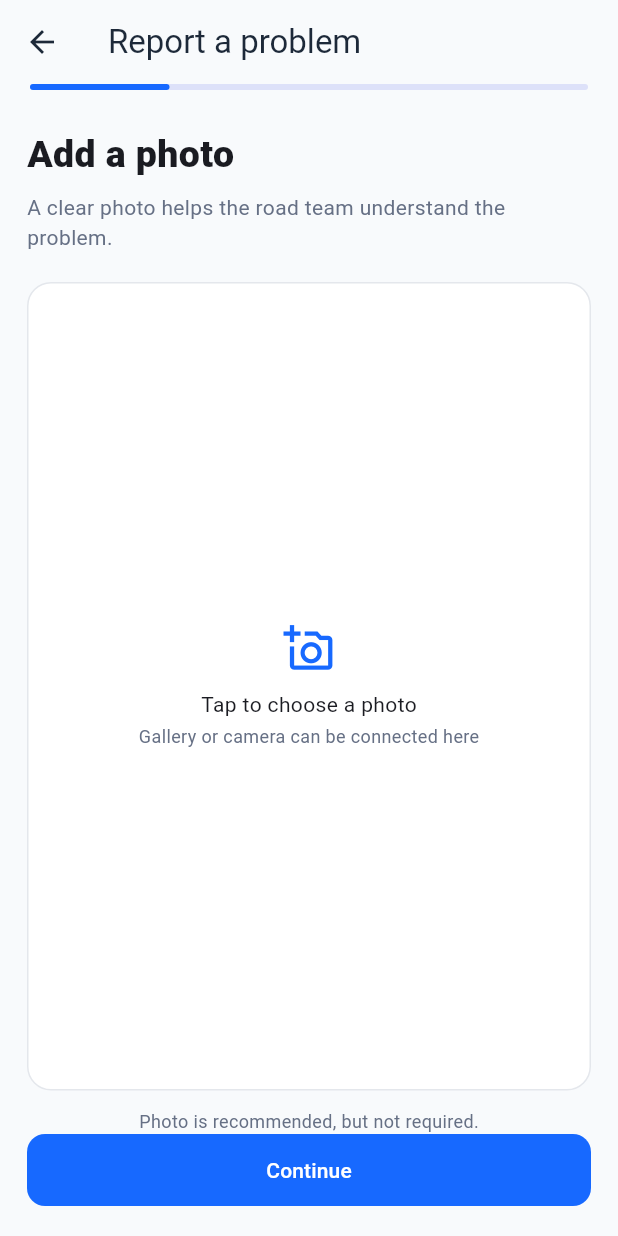
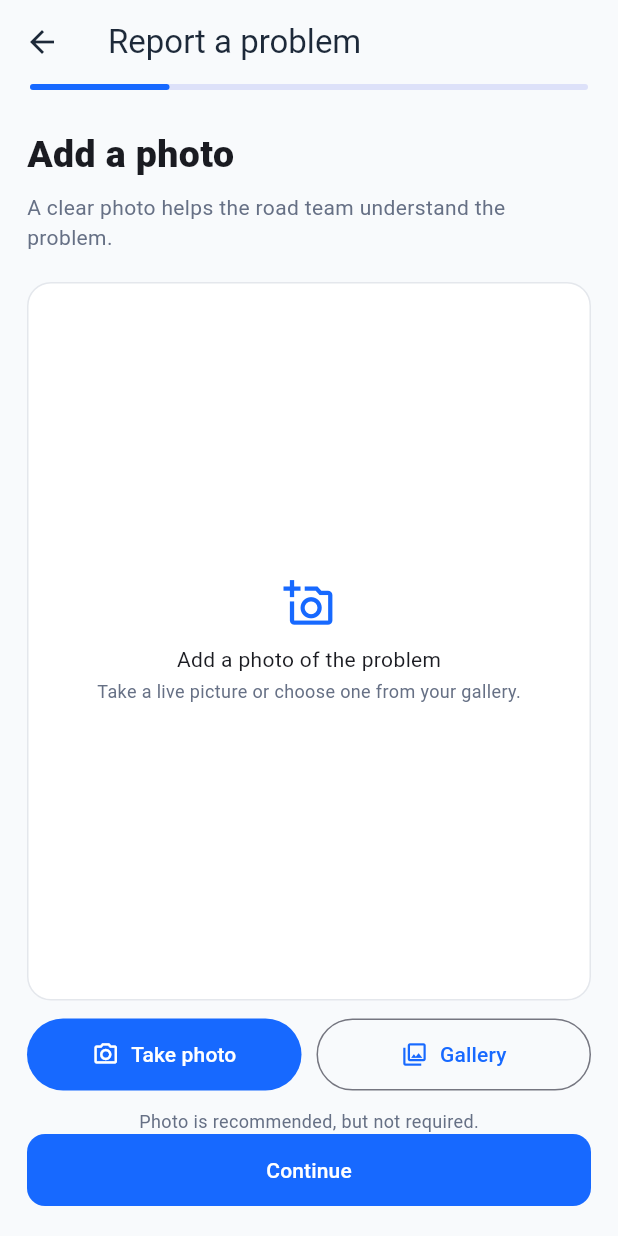
Before and after one commit to sudarshan11622/Road_Care, a Flutter app: the CitizenShell screen opened by its route, after a tap on "Report a problem", on a phone screen of 412 x 824 dp. Run offline on Flutter 3.47's test engine with Material 3 defaults, Android fonts, the light colour scheme and no system bars; our stand-ins replace flutter_map, geolocator, image_picker, latlong2, shared_preferences; accounts and stored records are empty; Roboto replaces fonts that are missing (Arial).

Commit message:
Add camera usage description and enhance report status notifications
- Updated Info.plist to include camera usage description.
- Refactored admin settings screen to remove email notifications settings.
- Modified report flow to allow photo selection from camera or gallery.
- Expanded ReportStatus enum with additional statuses and notification messages.
- Adjusted AppState to handle report notifications more effectively.
- Updated widget tests to verify camera and gallery options in report flow.

```diff
--- a/lib/Sudarshan/citizen/report_flow_screen.dart
+++ b/lib/Sudarshan/citizen/report_flow_screen.dart
@@ -38,10 +38,10 @@ class _ReportFlowScreenState extends State<ReportFlowScreen> {
     super.dispose();
   }
 
-  Future<void> pickPhoto() async {
+  Future<void> pickPhoto(ImageSource source) async {
     final picker = ImagePicker();
     final picked = await picker.pickImage(
-      source: ImageSource.gallery,
+      source: source,
       imageQuality: 80,
       maxWidth: 1600,
     );
@@ -185,7 +185,7 @@ class _StepFrame extends StatelessWidget {
 }
 
 class _PhotoStep extends StatelessWidget {
-  final VoidCallback onPick;
+  final ValueChanged<ImageSource> onPick;
   final VoidCallback onNext;
   final String? imagePath;
 
@@ -205,8 +205,6 @@ class _PhotoStep extends StatelessWidget {
       child: Column(
         children: [
           Expanded(
-            child: GestureDetector(
-              onTap: onPick,
             child: Container(
               width: double.infinity,
               decoration: BoxDecoration(
@@ -221,12 +219,11 @@ class _PhotoStep extends StatelessWidget {
                         Icon(Icons.add_a_photo_outlined,
                             size: 34, color: AppTheme.blue),
                         SizedBox(height: 10),
-                          Text('Tap to choose a photo'),
+                        Text('Add a photo of the problem'),
                         SizedBox(height: 3),
                         Text(
-                            'Gallery or camera can be connected here',
-                            style:
-                                TextStyle(color: AppTheme.muted, fontSize: 12),
+                          'Take a live picture or choose one from your gallery.',
+                          style: TextStyle(color: AppTheme.muted, fontSize: 12),
                         ),
                       ],
                     )
@@ -240,6 +237,33 @@ class _PhotoStep extends StatelessWidget {
                     ),
             ),
           ),
+          const SizedBox(height: 12),
+          Row(
+            children: [
+              Expanded(
+                child: FilledButton.icon(
+                  onPressed: () => onPick(ImageSource.camera),
+                  icon: const Icon(Icons.camera_alt_outlined),
+                  label: const Text('Take photo'),
+                  style: FilledButton.styleFrom(
+                    minimumSize: const Size(0, 48),
+                    padding: const EdgeInsets.symmetric(horizontal: 8),
+                  ),
+                ),
+              ),
+              const SizedBox(width: 10),
+              Expanded(
+                child: OutlinedButton.icon(
+                  onPressed: () => onPick(ImageSource.gallery),
+                  icon: const Icon(Icons.photo_library_outlined),
+                  label: const Text('Gallery'),
+                  style: OutlinedButton.styleFrom(
+                    minimumSize: const Size(0, 48),
+                    padding: const EdgeInsets.symmetric(horizontal: 8),
+                  ),
+                ),
+              ),
+            ],
           ),
           if (imagePath == null)
             const Padding(
--- a/lib/models/report.dart
+++ b/lib/models/report.dart
@@ -1,8 +1,11 @@
 enum ReportStatus {
   submitted,
   underReview,
+  assigned,
   inProgress,
-  resolved;
+  resolved,
+  closed,
+  rejected;
 
   String get label {
     switch (this) {
@@ -10,10 +13,54 @@ enum ReportStatus {
         return 'Submitted';
       case ReportStatus.underReview:
         return 'Under review';
+      case ReportStatus.assigned:
+        return 'Assigned';
       case ReportStatus.inProgress:
         return 'In progress';
       case ReportStatus.resolved:
         return 'Resolved';
+      case ReportStatus.closed:
+        return 'Closed';
+      case ReportStatus.rejected:
+        return 'Rejected';
+    }
+  }
+
+  String get notificationTitle {
+    switch (this) {
+      case ReportStatus.submitted:
+        return 'Report submitted';
+      case ReportStatus.underReview:
+        return 'Report under review';
+      case ReportStatus.assigned:
+        return 'Report assigned';
+      case ReportStatus.inProgress:
+        return 'Work in progress';
+      case ReportStatus.resolved:
+        return 'Report resolved';
+      case ReportStatus.closed:
+        return 'Report closed';
+      case ReportStatus.rejected:
+        return 'Report rejected';
+    }
+  }
+
+  String get notificationBody {
+    switch (this) {
+      case ReportStatus.submitted:
+        return 'Your report has been submitted successfully.';
+      case ReportStatus.underReview:
+        return 'Your report is currently being reviewed by the RoadCare team.';
+      case ReportStatus.assigned:
+        return 'Your report has been assigned to the responsible team.';
+      case ReportStatus.inProgress:
+        return 'Work has started on the problem you reported.';
+      case ReportStatus.resolved:
+        return 'The problem you reported has been resolved.';
+      case ReportStatus.closed:
+        return 'Your report has been closed. Thank you for using RoadCare.';
+      case ReportStatus.rejected:
+        return 'Your report could not be accepted. Tap to view the reason.';
     }
   }
 }
--- a/lib/screens/auth/phone_login_screen.dart
+++ b/lib/screens/auth/phone_login_screen.dart
@@ -32,7 +32,8 @@ class _PhoneLoginScreenState extends State<PhoneLoginScreen> {
   Widget build(BuildContext context) {
     return Scaffold(
       appBar: AppBar(title: const Text('Track your reports')),
-      body: Padding(
+      body: SingleChildScrollView(
+        keyboardDismissBehavior: ScrollViewKeyboardDismissBehavior.onDrag,
         padding: const EdgeInsets.fromLTRB(22, 20, 22, 22),
         child: Form(
           key: formKey,
@@ -78,7 +79,7 @@ class _PhoneLoginScreenState extends State<PhoneLoginScreen> {
                   return null;
                 },
               ),
-              const Spacer(),
+              const SizedBox(height: 28),
               PrimaryButton(label: 'Next', onPressed: next),
               const SizedBox(height: 10),
               const Center(
--- a/lib/widgets/common.dart
+++ b/lib/widgets/common.dart
@@ -168,6 +168,7 @@ Color statusColor(String status) {
     case 'In progress':
       return AppTheme.blue;
     case 'Under review':
+    case 'Assigned':
       return AppTheme.orange;
     default:
       return AppTheme.muted;
```
Also changed, not shown: lib/Moria/admin/admin_settings_screen.dart (+0 -33 lines), lib/state/app_state.dart (+38 -26 lines), 3 other files. Lines whose indentation alone changed are shown as unchanged.
